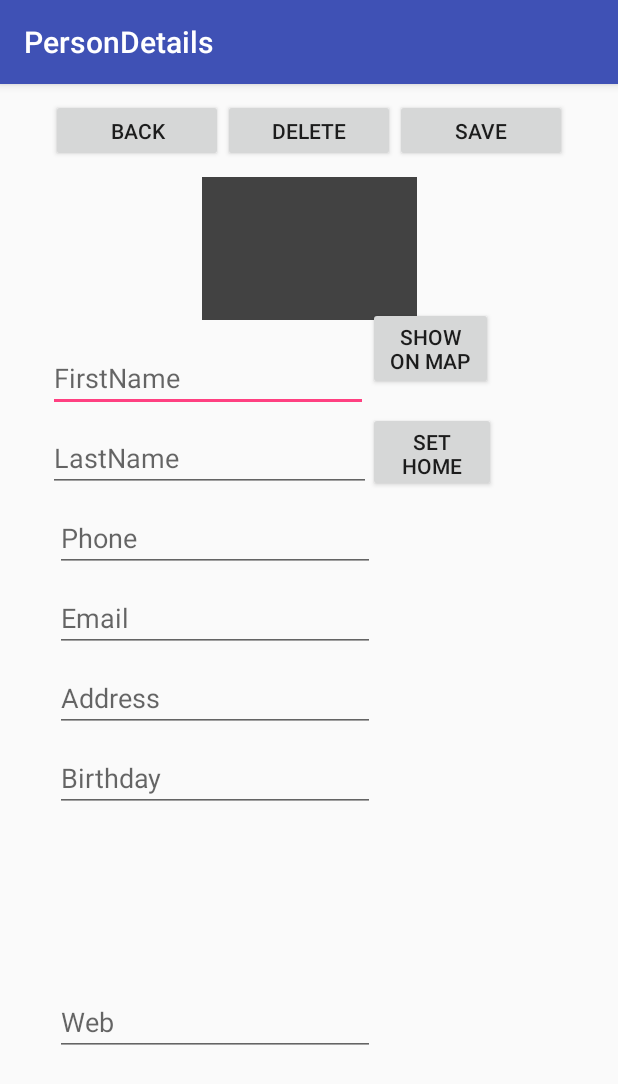
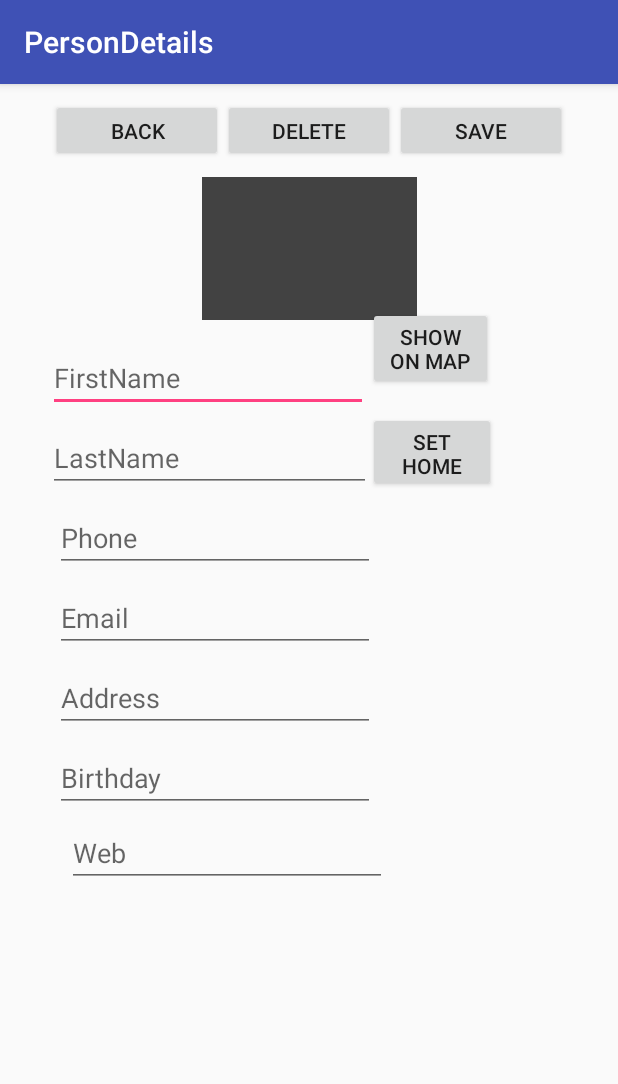
Before and after one commit to BetterEdition/FriendsAppRepo, an Android app: the DetailsActivity screen opened directly, with no data from a screen before it, on a phone screen of 412 x 824 dp. Shown: the top 1084 px of the screen. Run offline under Robolectric (Android 15) with nearby library versions, the phone set to English and light mode, and no system bars.

```diff
--- a/app/src/main/java/com/example/jesperenemark/friendsapp/Controller/DetailsActivity.java
+++ b/app/src/main/java/com/example/jesperenemark/friendsapp/Controller/DetailsActivity.java
@@ -38,16 +38,8 @@ import java.util.Date;
 public class DetailsActivity extends AppCompatActivity {
 
     // Widgets
-    Button buttonAdd;
-    Button backbtn;
-
-
-
-    Button buttonInsert;
-    Button buttonDelete;
+    Button buttonAdd, backbtn,buttonInsert,buttonDelete;
     EditText firstNameText,lastNameText, addressText, mailText, birthDateText, phoneText;
-    ImageView imageV;
-
 
     // Database provider
     AppProvider appProvider;
@@ -73,7 +65,7 @@ public class DetailsActivity extends AppCompatActivity {
         buttonInsert = (Button) findViewById(R.id.btnSave);
         buttonDelete = (Button) findViewById(R.id.btnDelete);
         init();
-        //displayInfo();
+        displayInfo();
         delete();
 
         backbtn = (Button) findViewById(R.id.btnBack);
@@ -225,14 +217,22 @@ public class DetailsActivity extends AppCompatActivity {
         });
     }
 
-//    public void displayInfo() {
-//        int index = getIntent().getExtras().getInt("index");
-//
-//        Friend current = appProvider.getAll().get(index);
-//
-//        EditText txtName = (EditText) findViewById(R.id.person_firstName);
-//
-//        txtName.setText(current.FirstName);
-//    }
+    public void displayInfo() {
+        if(!getIntent().hasExtra("index")){
+
+        }
+        else {
+            int index = getIntent().getExtras().getInt("index");
+            Friend current = appProvider.getAll().get(index);
+            firstNameText.setText(current.FirstName);
+            lastNameText.setText(current.LastName);
+            phoneText.setText(current.PhoneNumber);
+            addressText.setText(current.Address);
+            mailText.setText(current.MailAddress);
+        }
+
+
+
+    }
 
 }
--- a/app/src/main/res/layout/detail.xml
+++ b/app/src/main/res/layout/detail.xml
@@ -119,16 +119,17 @@
         android:visibility="visible"
         app:layout_constraintBottom_toBottomOf="parent"
         app:layout_constraintEnd_toEndOf="parent"
-        app:layout_constraintHorizontal_bias="0.156"
+        app:layout_constraintHorizontal_bias="0.202"
         app:layout_constraintStart_toStartOf="parent"
-        app:layout_constraintTop_toBottomOf="@+id/person_bday" />
+        app:layout_constraintTop_toBottomOf="@+id/person_bday"
+        app:layout_constraintVertical_bias="0.0" />
 
     <Button
         android:id="@+id/btnShowOnMap"
         android:layout_width="83dp"
         android:layout_height="55dp"
         android:layout_marginBottom="8dp"
-        android:layout_marginRight="16dp"
+        android:layout_marginEnd="16dp"
         android:layout_marginTop="8dp"
         android:layout_weight="1"
         android:text="@string/show_on_map"
@@ -143,7 +144,7 @@
         android:layout_width="85dp"
         android:layout_height="53dp"
         android:layout_marginBottom="8dp"
-        android:layout_marginRight="16dp"
+        android:layout_marginEnd="16dp"
         android:layout_weight="1"
         android:text="@string/set_home"
         app:layout_constraintBottom_toTopOf="@+id/person_phone"
@@ -203,6 +204,6 @@
         app:layout_constraintRight_toRightOf="parent"
         app:layout_constraintStart_toStartOf="parent"
         app:layout_constraintTop_toBottomOf="@+id/linearLayout2"
-        app:srcCompat="@color/cardview_dark_background" />
+        app:srcCompat="@color/cardview_dark_background" android:contentDescription="@string/todo" />
 
 </android.support.constraint.ConstraintLayout>
--- a/app/src/main/res/values/strings.xml
+++ b/app/src/main/res/values/strings.xml
@@ -20,4 +20,5 @@
     <string name="delete">Delete</string>
     <string name="set_home">Set Home</string>
     <string name="person_name">Person Name</string>
+    <string name="todo">TODO</string>
 </resources>
```
Also changed, not shown: app/src/main/java/com/example/jesperenemark/friendsapp/DAO/AppProvider.java (+14 -0 lines).
